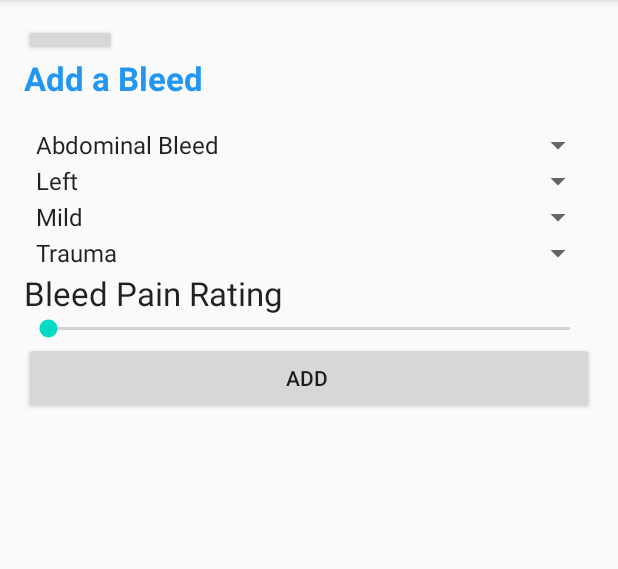
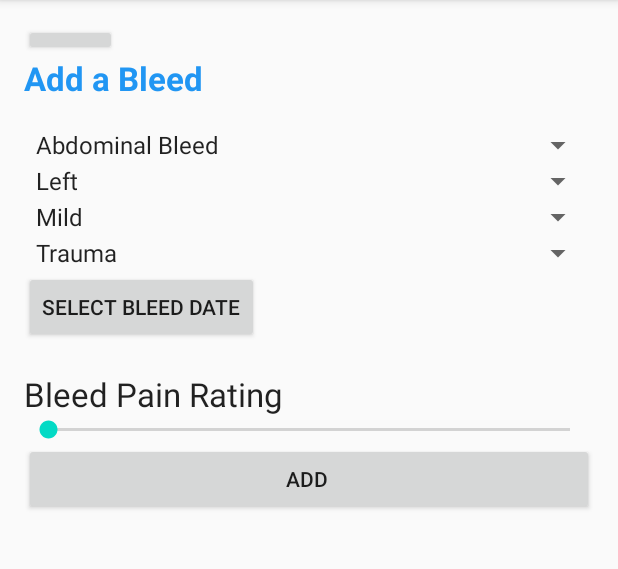
Before and after one commit to Fergaloc/FYP-FOC, an Android app: the AddBleedActivity screen opened directly, with no data from a screen before it, on a phone screen of 412 x 824 dp, the part 84-653 px from its top. Run offline under Robolectric (Android 15) with nearby library versions, the phone set to English and light mode, and no system bars; our stand-ins replace Firebase (no records; nobody signed in at launch, a user with empty details on screens opened directly).

Commit message:
-added date picker for bleeds.

```diff
--- a/app/src/main/java/com/example/MyBleeds/AddBleedActivity.java
+++ b/app/src/main/java/com/example/MyBleeds/AddBleedActivity.java
@@ -3,11 +3,13 @@ package com.example.MyBleeds;
 import androidx.annotation.NonNull;
 import androidx.appcompat.app.AppCompatActivity;
 
+import android.app.DatePickerDialog;
 import android.content.Intent;
 import android.os.Bundle;
 import android.text.TextUtils;
 import android.view.View;
 import android.widget.Button;
+import android.widget.DatePicker;
 import android.widget.EditText;
 import android.widget.ListView;
 import android.widget.SeekBar;
@@ -23,17 +25,18 @@ import com.google.firebase.database.FirebaseDatabase;
 import com.google.firebase.database.ValueEventListener;
 
 import java.util.ArrayList;
+import java.util.Calendar;
 import java.util.List;
 
-public class AddBleedActivity extends AppCompatActivity {
+public class AddBleedActivity extends AppCompatActivity implements DatePickerDialog.OnDateSetListener {
 
     public static final String PATIENT_NAME = "patientname";
     public static final String PATIENT_ID = "patientid";
 
-    TextView textViewArtistsName;
+    TextView textViewArtistsName, textViewDate;
     EditText editTextBleedLocation;
     SeekBar seekBarRating;
-    Button buttonAddTrack, buttonHome;
+    Button buttonAddTrack, buttonHome, buttonDatePicker;
     Spinner SpinnerBleedSide, SpinnerBleedSeverity, SpinnerBleedCause, SpinnerBleedLocation;
 
     DatabaseReference databaseBleeds;
@@ -60,7 +63,8 @@ public class AddBleedActivity extends AppCompatActivity {
         SpinnerBleedSeverity = (Spinner) findViewById(R.id.SpinnerBleedSeverity);
         SpinnerBleedCause = (Spinner) findViewById(R.id.SpinnerBleedCause);
         SpinnerBleedLocation = (Spinner) findViewById(R.id.SpinnerBleedLocation);
-
+        textViewDate = (TextView) findViewById(R.id.textViewDate);
+        buttonDatePicker = (Button) findViewById(R.id.buttonDatePicker);
 
         //to get artist name + id, it displays the artists name on the track page.
 
@@ -97,8 +101,24 @@ public class AddBleedActivity extends AppCompatActivity {
             }
 
         });
+//https://www.youtube.com/watch?v=AdTzD96AhE0
+        // code from an online tutorial that shows a date picker once the button is picked.
+        buttonDatePicker.setOnClickListener(new View.OnClickListener() {
+            @Override
+            public void onClick(View v) {
+                showDatePickerDialog();
+            }
+        });
+    }
 
-    }
+        private void showDatePickerDialog(){
+            DatePickerDialog datePickerDialog = new DatePickerDialog(this ,this,
+                    Calendar.getInstance().get(Calendar.YEAR),
+                    Calendar.getInstance().get(Calendar.MONTH),
+                    Calendar.getInstance().get(Calendar.DAY_OF_MONTH));
+                    datePickerDialog.show();
+        }
+
 
     @Override
     protected void onStart() {
@@ -126,7 +146,7 @@ public class AddBleedActivity extends AppCompatActivity {
     }
 
     //Code taken from https://www.youtube.com/watch?v=EM2x33g4syY&list=PLk7v1Z2rk4hj6SDHf_YybDeVhUT9MXaj1
-    //methods were related to music tracks, must change to project specific name.
+    //saves bleed to Firebase.
     private void saveBleed(){
 
         String bleedLocation  = SpinnerBleedLocation.getSelectedItem().toString();
@@ -134,6 +154,8 @@ public class AddBleedActivity extends AppCompatActivity {
         String bleedSide = SpinnerBleedSide.getSelectedItem().toString();
         String bleedSeverity = SpinnerBleedSeverity.getSelectedItem().toString();
         String bleedCause = SpinnerBleedCause.getSelectedItem().toString();
+
+
 
         if(!TextUtils.isEmpty(bleedLocation)){
             String id = databaseBleeds.push().getKey();
@@ -149,4 +171,9 @@ public class AddBleedActivity extends AppCompatActivity {
         }
 
 
+    @Override
+    public void onDateSet(DatePicker view, int year, int month, int dayOfMonth) {
+        String date =  dayOfMonth + "/" + (month+1) +  "/ "+ year;
+        textViewDate.setText(date);
     }
+}
--- a/app/src/main/java/com/example/MyBleeds/Bleed.java
+++ b/app/src/main/java/com/example/MyBleeds/Bleed.java
@@ -1,4 +1,6 @@
 package com.example.MyBleeds;
+
+import java.util.Date;
 
 public class Bleed {
 
@@ -8,6 +10,8 @@ public class Bleed {
             private String bleedSide;
             private String bleedSeverity;
             private String bleedCause;
+
+
 
             //contsructor to retrieve the values
 
--- a/app/src/main/res/layout/activity_add_track.xml
+++ b/app/src/main/res/layout/activity_add_track.xml
@@ -63,6 +63,18 @@
         />
 
 
+    <Button
+        android:id="@+id/buttonDatePicker"
+        android:layout_width="wrap_content"
+        android:layout_height="wrap_content"
+        android:text="Select Bleed Date" />
+
+    <TextView
+        android:id="@+id/textViewDate"
+        android:layout_width="match_parent"
+        android:layout_height="wrap_content"
+        android:text="" />
+
     <TextView
         android:id="@+id/textView2"
         android:layout_width="match_parent"
```
Also changed, not shown: app/src/main/java/com/example/MyBleeds/ViewBleeds.java (+28 -2 lines), app/src/main/res/layout/view_bleeds_activity.xml (+3 -13 lines).
